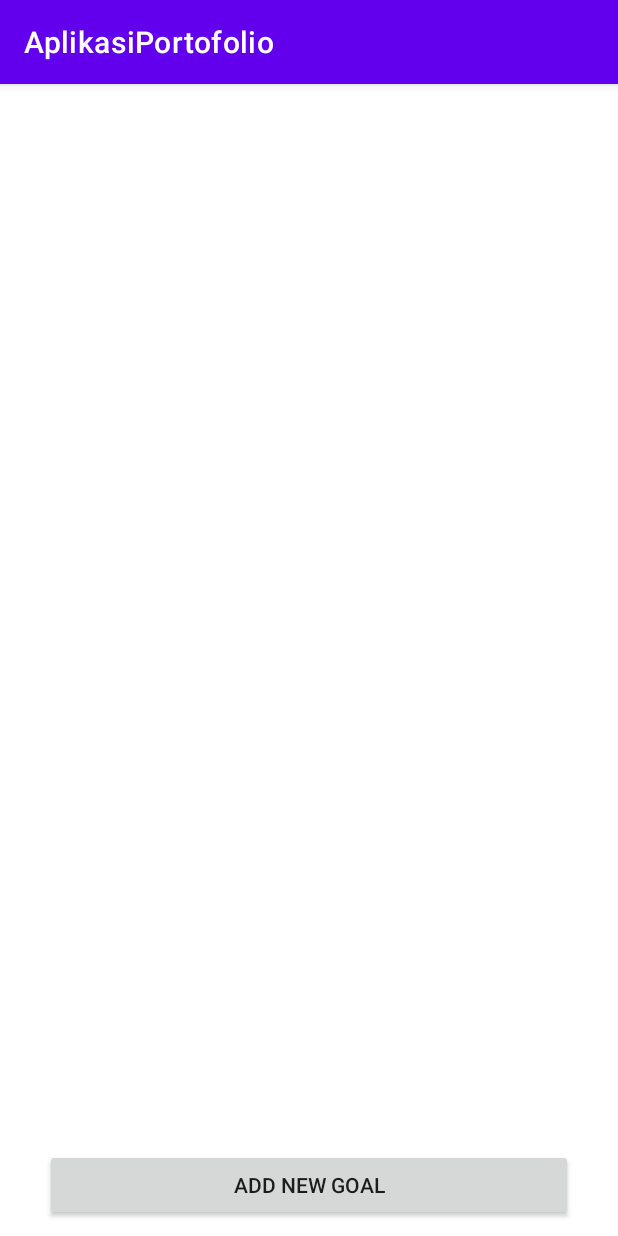
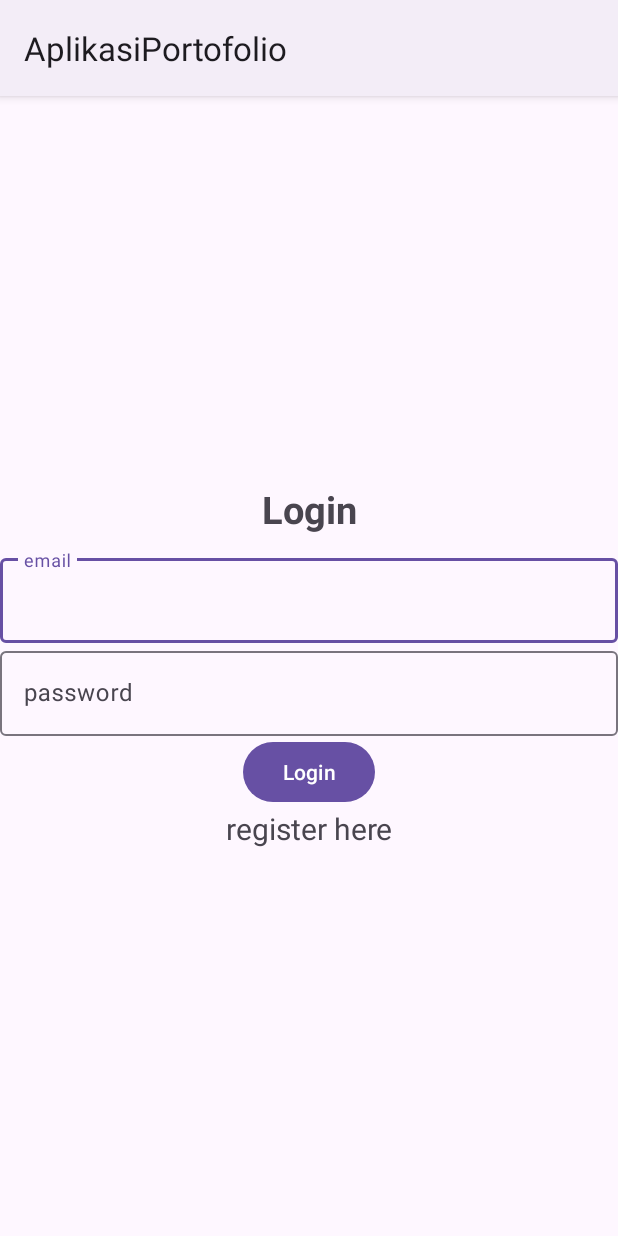
Before and after one commit to zy-vy/Aplikasi-Portofolio-with-Firebase, an Android app: the screen it shows after launch (MainActivity before the commit, LoginActivity after it), on a phone screen of 412 x 824 dp. Run offline under Robolectric (Android 15) with nearby library versions, the phone set to English and light mode, and no system bars; our stand-ins replace Firebase (no records; nobody signed in at launch, a user with empty details on screens opened directly).

Commit message:
initial commit

```diff
--- a/app/build.gradle
+++ b/app/build.gradle
@@ -36,6 +36,7 @@ dependencies {
     implementation 'androidx.appcompat:appcompat:1.5.1'
     implementation 'com.google.android.material:material:1.7.0'
     implementation 'androidx.constraintlayout:constraintlayout:2.1.4'
+    implementation 'com.google.firebase:firebase-auth:21.1.0'
     testImplementation 'junit:junit:4.13.2'
     androidTestImplementation 'androidx.test.ext:junit:1.1.4'
     androidTestImplementation 'androidx.test.espresso:espresso-core:3.5.0'
--- a/app/src/main/java/com/binus/aplikasiportofolio/Goal/AddGoalActivity.java
+++ b/app/src/main/java/com/binus/aplikasiportofolio/Goal/AddGoalActivity.java
@@ -4,6 +4,7 @@ import androidx.annotation.NonNull;
 import androidx.appcompat.app.AppCompatActivity;
 
 import android.app.DatePickerDialog;
+import android.content.Intent;
 import android.graphics.Color;
 import android.os.Bundle;
 import android.util.Log;
@@ -12,9 +13,11 @@ import android.widget.DatePicker;
 import android.widget.EditText;
 import android.widget.Toast;
 
+import com.binus.aplikasiportofolio.MainActivity;
 import com.binus.aplikasiportofolio.R;
 import com.google.android.gms.tasks.OnFailureListener;
 import com.google.android.gms.tasks.OnSuccessListener;
+import com.google.firebase.auth.FirebaseAuth;
 import com.google.firebase.firestore.CollectionReference;
 import com.google.firebase.firestore.FirebaseFirestore;
 
@@ -92,6 +95,7 @@ public class AddGoalActivity extends AppCompatActivity {
         Map<String, Object> data = goal.toFirestore();
         data.put("start_date",editStartDate.getText().toString()+ " 00:00:00");
         data.put("final_date",editFinalDate.getText().toString()+ " 00:00:00");
+        data.put("user", FirebaseAuth.getInstance().getCurrentUser().getUid());
 
         if(!validateForm()){
             Toast.makeText(getApplicationContext(),
@@ -118,7 +122,7 @@ public class AddGoalActivity extends AppCompatActivity {
                                 Toast.LENGTH_SHORT).show();
                     }
                 });
-
+        view.getContext().startActivity(new Intent(view.getContext(), MainActivity.class));
     }
 
     private boolean validateForm(){
--- a/app/src/main/java/com/binus/aplikasiportofolio/Goal/GoalExpandableAdapter.java
+++ b/app/src/main/java/com/binus/aplikasiportofolio/Goal/GoalExpandableAdapter.java
@@ -273,7 +273,9 @@ public class GoalExpandableAdapter extends BaseExpandableListAdapter {
                         goal.getName() + " FAILED ",
                         Toast.LENGTH_SHORT).show();
             }
-        });;
+        });
+        context.startActivity(new Intent(context,MainActivity.class));
+
     }
 
     private boolean validateForm(){
@@ -295,7 +297,7 @@ public class GoalExpandableAdapter extends BaseExpandableListAdapter {
 
     private void showEditGoalDialog(View view, Goal goal) {
         final Dialog editDialog = new Dialog(view.getContext());
-        editDialog.setTitle("Edit MileStone (task)");
+//        editDialog.setTitle("Edit Goal");
 
         editDialog.setContentView(R.layout.activity_edit_goal);
         editDialog.setCanceledOnTouchOutside(false);
--- /dev/null
+++ b/app/src/main/java/com/binus/aplikasiportofolio/LoginActivity.java
@@ -0,0 +1,97 @@
+package com.binus.aplikasiportofolio;
+
+import androidx.annotation.NonNull;
+import androidx.appcompat.app.AppCompatActivity;
+
+import android.content.Intent;
+import android.os.Bundle;
+import android.util.Log;
+import android.view.View;
+import android.widget.Button;
+import android.widget.ProgressBar;
+import android.widget.TextView;
+import android.widget.Toast;
+
+import com.google.android.gms.tasks.OnCompleteListener;
+import com.google.android.gms.tasks.Task;
+import com.google.android.material.textfield.TextInputEditText;
+import com.google.firebase.auth.AuthResult;
+import com.google.firebase.auth.FirebaseAuth;
+import com.google.firebase.auth.FirebaseUser;
+
+public class LoginActivity extends AppCompatActivity {
+
+    TextInputEditText txtEmail, txtPassword;
+    Button btnLogin;
+    ProgressBar progressBar;
+    TextView txtRegisterNow;
+    private FirebaseAuth mAuth;
+
+    @Override
+    public void onStart() {
+        super.onStart();
+        FirebaseUser currentUser = mAuth.getCurrentUser();
+        if(currentUser != null){
+            Intent intent = new Intent(getApplicationContext(),MainActivity.class);
+            startActivity(intent);
+            finish();
+        }
+    }
+
+    @Override
+    protected void onCreate(Bundle savedInstanceState) {
+        super.onCreate(savedInstanceState);
+        setContentView(R.layout.activity_login);
+
+        mAuth = FirebaseAuth.getInstance();
+        txtEmail = findViewById(R.id.email);
+        txtPassword = findViewById(R.id.password);
+        btnLogin = findViewById(R.id.btn_login);
+        progressBar = findViewById(R.id.progress_bar);
+        txtRegisterNow = findViewById(R.id.register_here);
+
+        txtRegisterNow.setOnClickListener(view -> {
+            Intent intent = new Intent(getApplicationContext(),RegisterActivity.class);
+            startActivity(intent);
+            finish();
+        });
+
+        btnLogin.setOnClickListener(view -> {
+            progressBar.setVisibility(View.VISIBLE);
+            String email,password;
+            email = String.valueOf(txtEmail.getText());
+            password = String.valueOf(txtPassword.getText());
+
+            if (email.isEmpty()||password.isEmpty()){
+                Toast.makeText(this, "Input email and password", Toast.LENGTH_SHORT).show();
+                btnLogin.setClickable(true);
+                progressBar.setVisibility(View.GONE);
+                return;
+            }
+
+            mAuth.signInWithEmailAndPassword(email, password)
+                    .addOnCompleteListener( this,new OnCompleteListener<AuthResult>() {
+                        @Override
+                        public void onComplete(@NonNull Task<AuthResult> task) {
+                            progressBar.setVisibility(View.GONE);
+                            if (task.isSuccessful()) {
+                                // Sign in success, update UI with the signed-in user's information
+                                Log.d("+++LOGIN", "signInWithEmail:success");
+                                FirebaseUser user = mAuth.getCurrentUser();
+                                Intent intent = new Intent(getApplicationContext(),MainActivity.class);
+                                startActivity(intent);
+                                finish();
+                            } else {
+                                // If sign in fails, display a message to the user.
+                                Log.w("+++LOGIN", "signInWithEmail:failure", task.getException());
+                                Toast.makeText(getApplicationContext(), "Authentication failed.",
+                                        Toast.LENGTH_SHORT).show();
+                            }
+                        }
+                    });
+        });
+
+
+
+    }
+}
--- /dev/null
+++ b/app/src/main/res/layout/activity_login.xml
@@ -0,0 +1,64 @@
+<?xml version="1.0" encoding="utf-8"?>
+<LinearLayout xmlns:android="http://schemas.android.com/apk/res/android"
+    xmlns:app="http://schemas.android.com/apk/res-auto"
+    xmlns:tools="http://schemas.android.com/tools"
+    android:gravity="center"
+    android:layout_width="match_parent"
+    android:layout_height="match_parent"
+    tools:context=".LoginActivity"
+    android:orientation="vertical">
+
+    <TextView
+        android:textSize="25sp"
+        android:textStyle="bold"
+        android:gravity="center"
+        android:text="@string/login"
+        android:layout_width="match_parent"
+        android:layout_height="wrap_content"
+        android:layout_marginBottom="10sp"
+        />
+
+    <com.google.android.material.textfield.TextInputLayout
+        android:layout_width="match_parent"
+        android:layout_height="wrap_content"
+        >
+
+        <com.google.android.material.textfield.TextInputEditText
+            android:id="@+id/email"
+            android:hint="@string/email"
+            android:layout_width="match_parent"
+            android:layout_height="wrap_content" />
+
+    </com.google.android.material.textfield.TextInputLayout>
+
+    <com.google.android.material.textfield.TextInputLayout
+        android:layout_width="match_parent"
+        android:layout_height="wrap_content"
+        >
+
+        <com.google.android.material.textfield.TextInputEditText
+            android:id="@+id/password"
+            android:hint="@string/password"
+            android:layout_width="match_parent"
+            android:layout_height="wrap_content" />
+
+    </com.google.android.material.textfield.TextInputLayout>
+    <ProgressBar
+        android:id="@+id/progress_bar"
+        android:visibility="gone"
+        android:layout_width="wrap_content"
+        android:layout_height="wrap_content"
+        />
+    <Button
+        android:text="@string/login"
+        android:id="@+id/btn_login"
+        android:layout_width="wrap_content"
+        android:layout_height="wrap_content"/>
+    <TextView
+        android:layout_width="match_parent"
+        android:layout_height="wrap_content"
+        android:id="@+id/register_here"
+        android:text="@string/register_here"
+        android:textSize="20sp"
+        android:gravity="center"/>
+</LinearLayout>
--- /dev/null
+++ b/app/src/main/res/values-land/dimens.xml
@@ -0,0 +1,3 @@
+<resources>
+    <dimen name="activity_horizontal_margin">48dp</dimen>
+</resources>
--- /dev/null
+++ b/app/src/main/res/values-w1240dp/dimens.xml
@@ -0,0 +1,3 @@
+<resources>
+    <dimen name="activity_horizontal_margin">200dp</dimen>
+</resources>
--- /dev/null
+++ b/app/src/main/res/values-w600dp/dimens.xml
@@ -0,0 +1,3 @@
+<resources>
+    <dimen name="activity_horizontal_margin">48dp</dimen>
+</resources>
--- a/app/src/main/res/values/dimens.xml
+++ b/app/src/main/res/values/dimens.xml
@@ -2,4 +2,7 @@
 <resources>
     <dimen name="newsMoreTextSize">12sp</dimen>
     <dimen name="form_app_bar_height">250dp</dimen>
+    <!-- Default screen margins, per the Android Design guidelines. -->
+    <dimen name="activity_horizontal_margin">16dp</dimen>
+    <dimen name="activity_vertical_margin">16dp</dimen>
 </resources>
```
Also changed, not shown: app/src/main/AndroidManifest.xml (+22 -1 lines), app/src/main/java/com/binus/aplikasiportofolio/MainActivity.java (+40 -52 lines), app/src/main/java/com/binus/aplikasiportofolio/RegisterActivity.java (added, +121 -0 lines), app/src/main/res/layout/activity_main.xml (+30 -5 lines), app/src/main/res/layout/activity_register.xml (added, +68 -0 lines), app/src/main/res/layout/expanded_list_item.xml (+2 -12 lines), app/src/main/res/values/strings.xml (+18 -0 lines).
